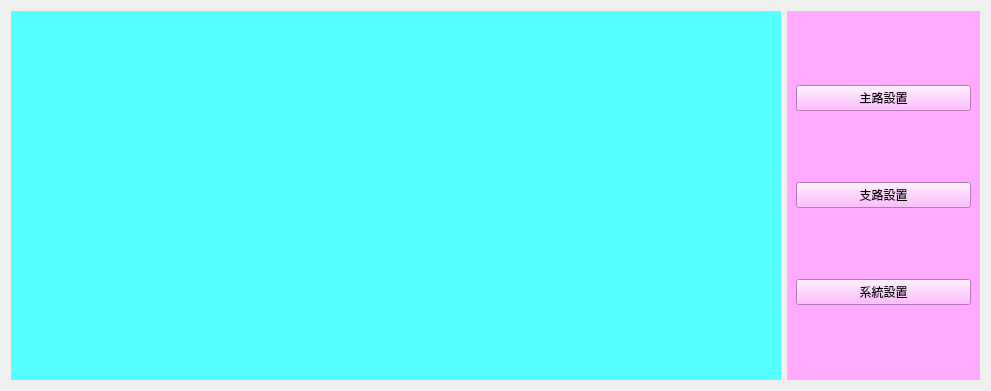
The window that BusBar-Qt/setting/setparameters/settingwid.ui (luozhiyong131/BusBar) describes before a commit, drawn with Qt 5.
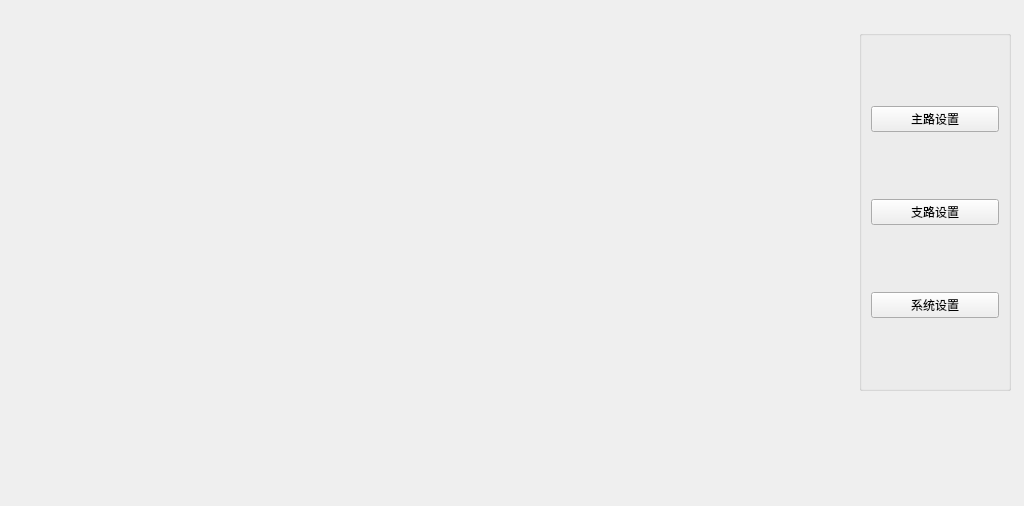
The same window after the commit.

What changed in the file:
```diff
--- a/BusBar-Qt/setting/setparameters/settingwid.ui
+++ b/BusBar-Qt/setting/setparameters/settingwid.ui
@@ -6,54 +6,69 @@
    <rect>
     <x>0</x>
     <y>0</y>
-    <width>991</width>
-    <height>391</height>
+    <width>1024</width>
+    <height>506</height>
    </rect>
   </property>
   <property name="windowTitle">
    <string>Form</string>
   </property>
-  <layout class="QHBoxLayout" name="horizontalLayout" stretch="4,1">
-   <item>
     <widget class="QStackedWidget" name="stackedWidget">
+   <property name="geometry">
+    <rect>
+     <x>0</x>
+     <y>0</y>
+     <width>831</width>
+     <height>501</height>
+    </rect>
+   </property>
      <property name="styleSheet">
-      <string notr="true">background-color: rgb(85, 255, 255);</string>
+    <string notr="true"/>
      </property>
      <widget class="QWidget" name="page"/>
      <widget class="QWidget" name="page_2"/>
     </widget>
-   </item>
-   <item>
-    <widget class="QWidget" name="widget" native="true">
+  <widget class="QGroupBox" name="groupBox">
+   <property name="geometry">
+    <rect>
+     <x>859</x>
+     <y>30</y>
+     <width>152</width>
+     <height>361</height>
+    </rect>
+   </property>
      <property name="styleSheet">
-      <string notr="true">background-color: rgb(255, 170, 255);</string>
-     </property>
-     <layout class="QVBoxLayout" name="verticalLayout" stretch="2,0,0">
+    <string notr="true">QGroupBox{
+border:5px solid rgb(15,78,225);
+};</string>
+   </property>
+   <property name="title">
+    <string/>
+   </property>
+   <layout class="QVBoxLayout" name="verticalLayout">
       <item>
        <widget class="QPushButton" name="pushButton">
         <property name="text">
-         <string>主路設置</string>
+       <string>主路设置</string>
         </property>
        </widget>
       </item>
       <item>
        <widget class="QPushButton" name="pushButton_2">
         <property name="text">
-         <string>支路設置</string>
+       <string>支路设置</string>
         </property>
        </widget>
       </item>
       <item>
        <widget class="QPushButton" name="pushButton_3">
         <property name="text">
-         <string>系統設置</string>
+       <string>系统设置</string>
         </property>
        </widget>
       </item>
      </layout>
     </widget>
-   </item>
-  </layout>
  </widget>
  <resources/>
  <connections/>
```
Lines whose indentation alone changed are shown as unchanged.
